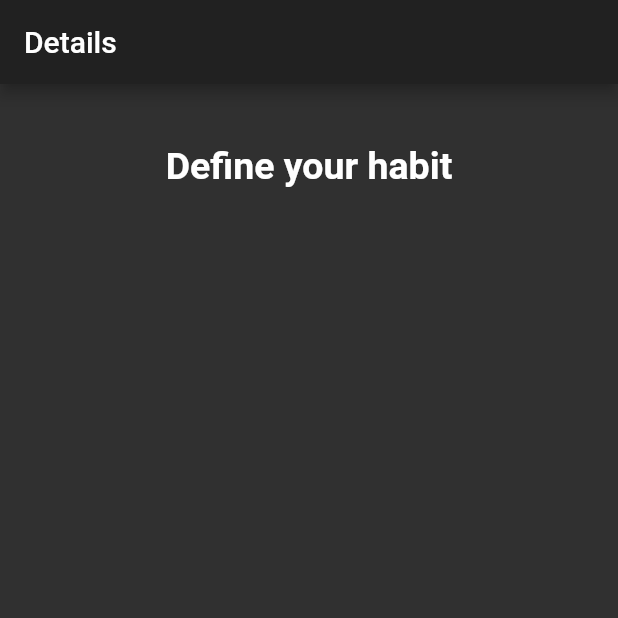
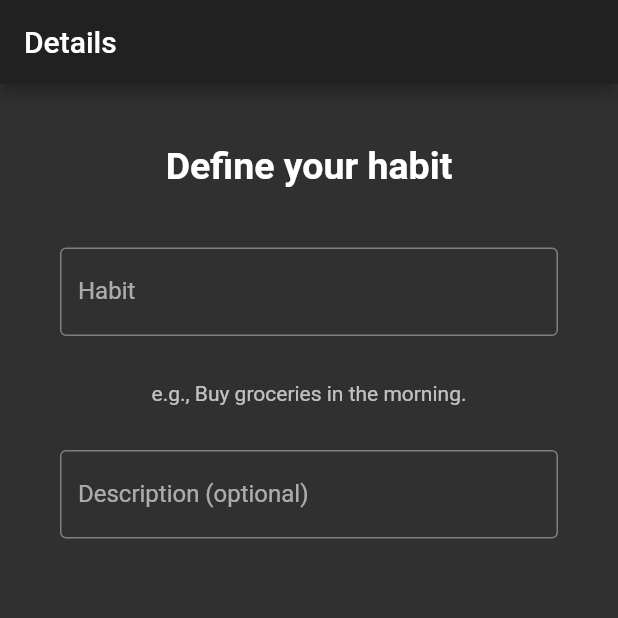
Before and after one commit to melvinodsa/habit-app, a Flutter app: the screen it shows after launch, on a phone screen of 412 x 824 dp, the top half of it. Run offline on Flutter 3.47's test engine with Material 2 defaults, Android fonts, the light colour scheme and no system bars; our stand-ins replace flutter_svg.

Commit message:
Build yes or no inputs

```diff
--- a/lib/models/habit.dart
+++ b/lib/models/habit.dart
@@ -1,9 +1,10 @@
 import 'card_data.dart';
 
 class Habit {
-  Habit({required this.category});
+  Habit(
+      {required this.category, this.trackProgress = TrackProgress.WithYesOrNo});
   final Category category;
-  late TrackProgress trackProgressWith;
+  TrackProgress trackProgress;
 }
 
 class Category {
--- a/lib/screens/habits/new_habit/habit_details.dart
+++ b/lib/screens/habits/new_habit/habit_details.dart
@@ -28,6 +28,7 @@ class _HabitDetailsState extends State<HabitDetails> {
       child: Column(
         children: [
           _buildQuestion(),
+          _buildInputs(),
         ],
       ),
     );
@@ -48,4 +49,43 @@ class _HabitDetailsState extends State<HabitDetails> {
       ),
     );
   }
+
+  Widget _buildInputs() {
+    return Column(
+      children: this.widget.habit.trackProgress == TrackProgress.WithYesOrNo
+          ? _buildYesOrNoInputs()
+          : _buildYesOrNoInputs(),
+    );
+  }
+
+  List<Widget> _buildYesOrNoInputs() {
+    var theme = Theme.of(context);
+    return [
+      Container(
+        margin: EdgeInsets.only(bottom: 30),
+        child: TextFormField(
+          decoration: InputDecoration(
+            labelText: 'Habit',
+            border: OutlineInputBorder(),
+          ),
+        ),
+      ),
+      Container(
+        margin: EdgeInsets.only(bottom: 30),
+        child: Text(
+          "e.g., Buy groceries in the morning.",
+          style: TextStyle(color: theme.textTheme.caption?.color),
+        ),
+      ),
+      Container(
+        margin: EdgeInsets.only(bottom: 30),
+        child: TextFormField(
+          decoration: InputDecoration(
+            labelText: 'Description (optional)',
+            border: OutlineInputBorder(),
+          ),
+        ),
+      ),
+    ];
+  }
 }
--- a/lib/screens/habits/new_habit/track_progress.dart
+++ b/lib/screens/habits/new_habit/track_progress.dart
@@ -24,7 +24,7 @@ class _TrackHabitProgressState extends State<TrackHabitProgress> {
   }
 
   void Function() _gotoHabitDetails(TrackProgress progressWith) {
-    this.widget.habit.trackProgressWith = progressWith;
+    this.widget.habit.trackProgress = progressWith;
     return () => {
           Navigator.push(
             context,
```
